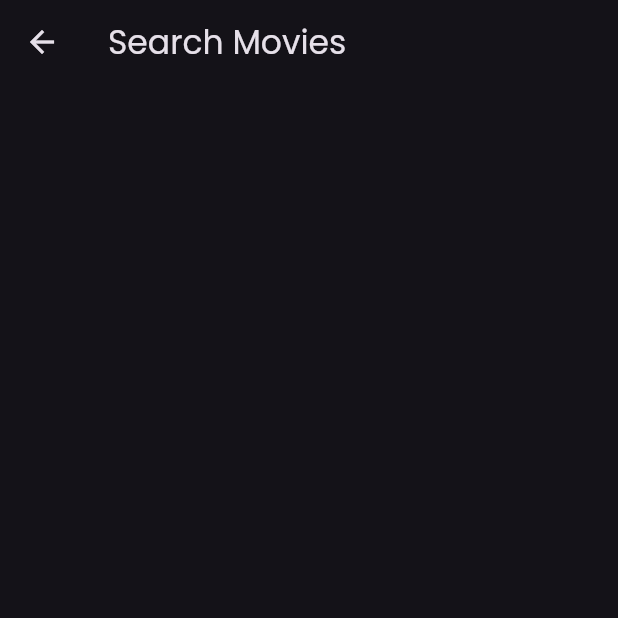
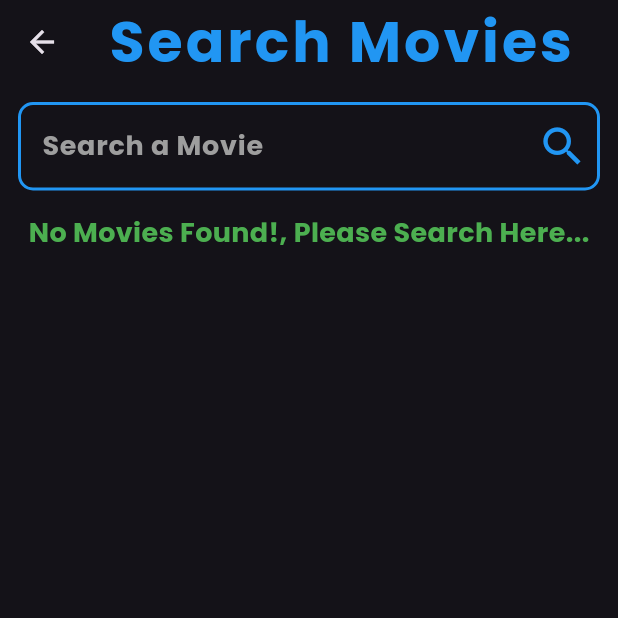
Before and after one commit to PAIshanMadusha/MovieSurf-Application, a Flutter app: the SearchMoviesPage screen opened directly, on a phone screen of 412 x 824 dp, the top half of it. Run offline on Flutter 3.47's test engine with Material 3 defaults, Android fonts, the phone set to English and light mode, and no system bars; our stand-ins replace flutter_dotenv, flutter_svg, google_fonts; network calls fail.

Commit message:
Search Movie Page Design

```diff
--- a/lib/pages/search_movies_page.dart
+++ b/lib/pages/search_movies_page.dart
@@ -1,4 +1,10 @@
 import 'package:flutter/material.dart';
+import 'package:movie_surf/models/movie_model.dart';
+import 'package:movie_surf/services/movie_service.dart';
+import 'package:movie_surf/utils/app_colors.dart';
+import 'package:movie_surf/utils/app_constance.dart';
+import 'package:movie_surf/utils/app_text_style.dart';
+import 'package:movie_surf/widgets/movie_details_card.dart';
 
 class SearchMoviesPage extends StatefulWidget {
   const SearchMoviesPage({super.key});
@@ -8,8 +14,134 @@ class SearchMoviesPage extends StatefulWidget {
 }
 
 class _SearchMoviesPageState extends State<SearchMoviesPage> {
+  final TextEditingController _searchController = TextEditingController();
+  List<MovieModel> _searchResults = [];
+  bool _isLoading = false;
+  String _error = "";
+
+  //Method to Search a Movie
+  Future<void> _searchMovies() async {
+    setState(() {
+      _isLoading = true;
+      _error = "";
+    });
+    try {
+      List<MovieModel> movies = await MovieService().searchMovies(
+        _searchController.text,
+      );
+      setState(() {
+        _searchResults = movies;
+      });
+    } catch (error) {
+      debugPrint("Error: $error");
+      setState(() {
+        _error = "Fail to Search the Movie";
+      });
+    } finally {
+      setState(() {
+        _isLoading = false;
+      });
+    }
+  }
+
   @override
   Widget build(BuildContext context) {
-    return Scaffold(appBar: AppBar(title: Text("Search Movies")));
+    return Scaffold(
+      appBar: AppBar(
+        title: Text(
+          "Search Movies",
+          style: AppTextStyle.kMainTitle.copyWith(
+            fontSize: 38,
+            color: AppColors.kBlueColor,
+          ),
+        ),
+        centerTitle: true,
+      ),
+      body: Column(
+        children: [
+          Padding(
+            padding: const EdgeInsets.only(
+              left: AppConstance.kPaddingValue,
+              right: AppConstance.kPaddingValue,
+              top: AppConstance.kPaddingValue,
+            ),
+            child: TextField(
+              controller: _searchController,
+              style: AppTextStyle.kBodyText,
+              decoration: InputDecoration(
+                labelText: "Search a Movie",
+                labelStyle: AppTextStyle.kBodyText.copyWith(
+                  // ignore: deprecated_member_use
+                  color: AppColors.kGeryColor,
+                ),
+                suffixIcon: IconButton(
+                  onPressed: _searchMovies,
+                  icon: Icon(
+                    Icons.search,
+                    size: 34,
+                    color: AppColors.kBlueColor,
+                  ),
+                ),
+                enabledBorder: OutlineInputBorder(
+                  borderRadius: BorderRadius.circular(10),
+                  borderSide: BorderSide(color: AppColors.kBlueColor, width: 2),
+                ),
+                focusedBorder: OutlineInputBorder(
+                  borderRadius: BorderRadius.circular(18),
+                  borderSide: BorderSide(color: AppColors.kBlueColor, width: 3),
+                ),
+                fillColor: Colors.transparent,
+                filled: true,
+              ),
+              onSubmitted: (value) => _searchMovies(),
+            ),
+          ),
+          SizedBox(height: AppConstance.kSizedBoxValue),
+          if (_isLoading)
+            const Center(
+              child: CircularProgressIndicator(color: AppColors.kBlueColor),
+            )
+          else if (_error.isNotEmpty)
+            Padding(
+              padding: EdgeInsets.all(AppConstance.kPaddingValue),
+              child: Text(
+                _error,
+                style: AppTextStyle.kBodyText.copyWith(
+                  color: AppColors.kRedColor,
+                ),
+              ),
+            )
+          else if (_searchResults.isEmpty)
+            Center(
+              child: Text(
+                "No Movies Found!, Please Search Here...",
+                style: AppTextStyle.kBodyText.copyWith(
+                  color: AppColors.kGreenColor,
+                ),
+              ),
+            )
+          else
+            Expanded(
+              child: ListView.builder(
+                itemCount: _searchResults.length,
+                itemBuilder: (context, index) {
+                  return Column(
+                    children: [
+                      MovieDetailsCard(movie: _searchResults[index]),
+                      Padding(
+                        padding: const EdgeInsets.only(
+                          left: AppConstance.kPaddingValue,
+                          right: AppConstance.kPaddingValue,
+                        ),
+                        child: Divider(color: AppColors.kBlueColor),
+                      ),
+                    ],
+                  );
+                },
+              ),
+            ),
+        ],
+      ),
+    );
   }
 }
--- a/lib/services/movie_service.dart
+++ b/lib/services/movie_service.dart
@@ -45,7 +45,7 @@ class MovieService {
         return results
             .map((movieData) => MovieModel.formJson(movieData))
             .toList();
-      }else{
+      } else {
         throw Exception("Faild to Load Data!");
       }
     } catch (error) {
@@ -53,4 +53,28 @@ class MovieService {
       return [];
     }
   }
+
+  //Search Movie by Name
+  final String _searchBaseUrl = "https://api.themoviedb.org/3/search/movie";
+
+  Future<List<MovieModel>> searchMovies(String query) async {
+    try {
+      final response = await http.get(
+        Uri.parse("$_searchBaseUrl?query=$query&api_key=$_apiKey"),
+      );
+      if (response.statusCode == 200) {
+        final data = json.decode(response.body);
+        final List<dynamic> results = data["results"];
+
+        return results
+            .map((movieData) => MovieModel.formJson(movieData))
+            .toList();
+      }else{
+        throw Exception("Error Searching Movies!");
+      }
+    } catch (error) {
+      debugPrint("Error Searching Movies: $error");
+      throw Exception("Faild to Search Movie: $error");
+    }
+  }
 }
--- a/lib/widgets/movie_details_card.dart
+++ b/lib/widgets/movie_details_card.dart
@@ -28,7 +28,9 @@ class MovieDetailsCard extends StatelessWidget {
         padding: EdgeInsets.all(AppConstance.kPaddingValue),
         child: Column(
           children: [
-            ClipRRect(
+            movie.posterPath == null
+                ? SizedBox()
+                : ClipRRect(
                   borderRadius: BorderRadius.circular(20),
                   child: Image.network(
                     "https://image.tmdb.org/t/p/w500/${movie.posterPath}",
```
Lines whose indentation alone changed are shown as unchanged.
